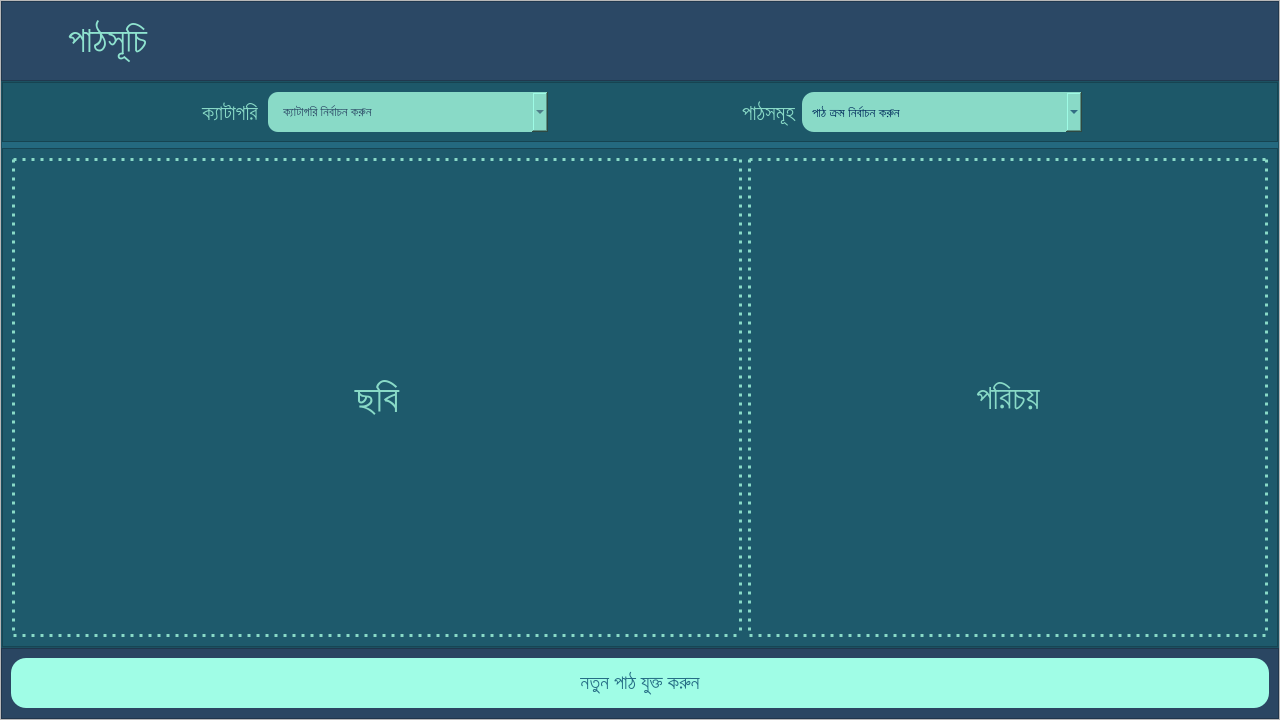
This is EmPower/Teacher/Frontend/PyQt_UI/HomePage.ui in ahmedfahad04/SPL-2 as Qt 5 draws it before an edit. The edited form follows.
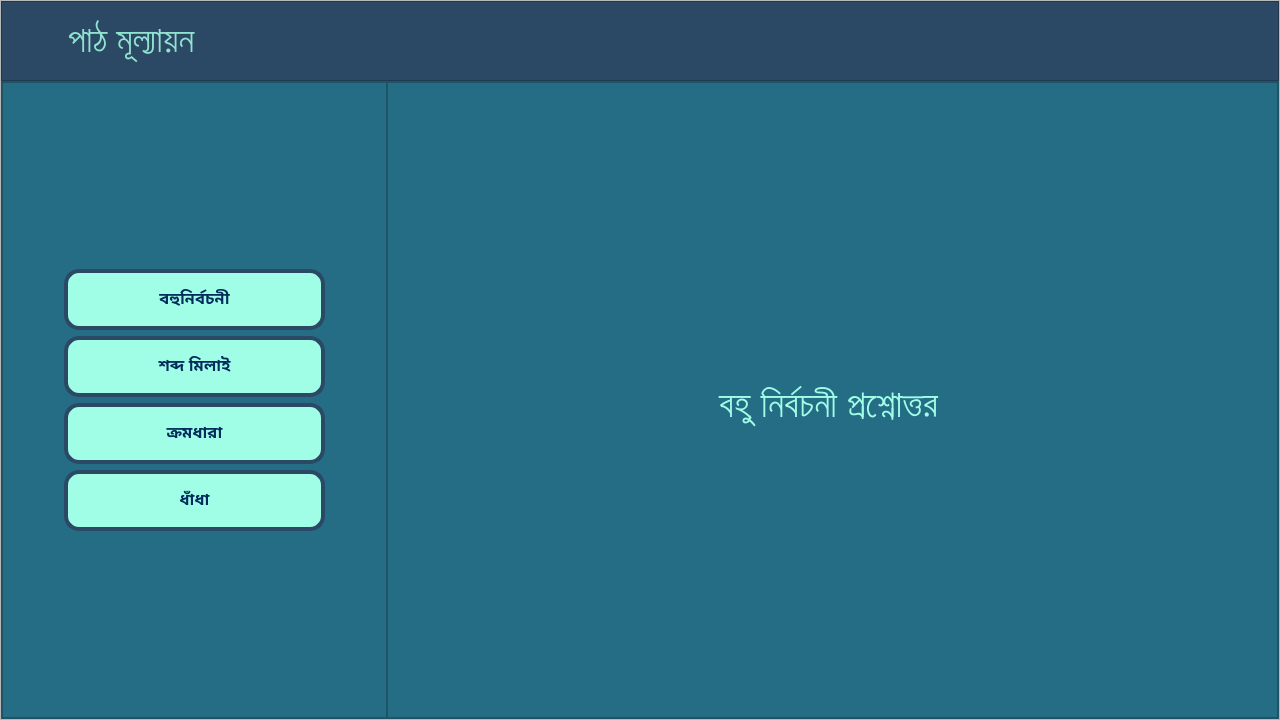
This is the edited form. The open tabs and pages were chosen to show the change. Icons and pictures are not drawn.

```diff
--- a/EmPower/Teacher/Frontend/PyQt_UI/HomePage.ui
+++ b/EmPower/Teacher/Frontend/PyQt_UI/HomePage.ui
@@ -26,10 +26,7 @@
      <height>720</height>
     </size>
    </property>
-   <layout class="QVBoxLayout" name="verticalLayout_3">
-    <property name="spacing">
-     <number>0</number>
-    </property>
+   <layout class="QHBoxLayout" name="horizontalLayout_14">
     <property name="leftMargin">
      <number>0</number>
     </property>
@@ -1335,7 +1332,7 @@
                  </size>
                 </property>
                 <property name="styleSheet">
-                 <string notr="true">background-color: rgb(29, 88, 105);
+                 <string notr="true">background-color: rgb(36, 105, 127);
 color: rgb(137, 218, 199);
 </string>
                 </property>
@@ -1507,7 +1504,7 @@
                  </size>
                 </property>
                 <property name="styleSheet">
-                 <string notr="true">background-color: rgb(30, 90, 108);</string>
+                 <string notr="true">background-color: rgb(36, 105, 127)</string>
                 </property>
                 <property name="frameShape">
                  <enum>QFrame::StyledPanel</enum>
@@ -1722,6 +1719,701 @@
         </item>
        </layout>
       </widget>
+      <widget class="QWidget" name="task_page">
+       <layout class="QVBoxLayout" name="verticalLayout_7">
+        <property name="leftMargin">
+         <number>0</number>
+        </property>
+        <property name="topMargin">
+         <number>0</number>
+        </property>
+        <property name="rightMargin">
+         <number>0</number>
+        </property>
+        <property name="bottomMargin">
+         <number>0</number>
+        </property>
+        <item>
+         <widget class="QFrame" name="evaluation_frame">
+          <property name="frameShape">
+           <enum>QFrame::StyledPanel</enum>
+          </property>
+          <property name="frameShadow">
+           <enum>QFrame::Raised</enum>
+          </property>
+          <layout class="QVBoxLayout" name="verticalLayout_3">
+           <property name="spacing">
+            <number>0</number>
+           </property>
+           <property name="leftMargin">
+            <number>0</number>
+           </property>
+           <property name="topMargin">
+            <number>0</number>
+           </property>
+           <property name="rightMargin">
+            <number>0</number>
+           </property>
+           <property name="bottomMargin">
+            <number>0</number>
+           </property>
+           <item>
+            <widget class="QFrame" name="top_frame_3">
+             <property name="minimumSize">
+              <size>
+               <width>1180</width>
+               <height>80</height>
+              </size>
+             </property>
+             <property name="maximumSize">
+              <size>
+               <width>16777215</width>
+               <height>80</height>
+              </size>
+             </property>
+             <property name="styleSheet">
+              <string notr="true">background-color: #2B4865;</string>
+             </property>
+             <property name="frameShape">
+              <enum>QFrame::StyledPanel</enum>
+             </property>
+             <property name="frameShadow">
+              <enum>QFrame::Raised</enum>
+             </property>
+             <layout class="QHBoxLayout" name="horizontalLayout_13">
+              <property name="leftMargin">
+               <number>0</number>
+              </property>
+              <property name="topMargin">
+               <number>0</number>
+              </property>
+              <property name="rightMargin">
+               <number>0</number>
+              </property>
+              <property name="bottomMargin">
+               <number>0</number>
+              </property>
+              <item>
+               <widget class="QPushButton" name="task_btn_back_to_home">
+                <property name="sizePolicy">
+                 <sizepolicy hsizetype="Preferred" vsizetype="Preferred">
+                  <horstretch>0</horstretch>
+                  <verstretch>0</verstretch>
+                 </sizepolicy>
+                </property>
+                <property name="minimumSize">
+                 <size>
+                  <width>0</width>
+                  <height>60</height>
+                 </size>
+                </property>
+                <property name="maximumSize">
+                 <size>
+                  <width>60</width>
+                  <height>60</height>
+                 </size>
+                </property>
+                <property name="baseSize">
+                 <size>
+                  <width>0</width>
+                  <height>4</height>
+                 </size>
+                </property>
+                <property name="font">
+                 <font>
+                  <pointsize>11</pointsize>
+                 </font>
+                </property>
+                <property name="cursor">
+                 <cursorShape>PointingHandCursor</cursorShape>
+                </property>
+                <property name="mouseTracking">
+                 <bool>true</bool>
+                </property>
+                <property name="styleSheet">
+                 <string notr="true">QPushButton {
+	background-color: #2B4865 #256D85;
+	border: none;
+}
+
+QPushButton:hover:!pressed
+{
+	background-color:  #256D85;
+	border-radius: 30px;
+}</string>
+                </property>
+                <property name="text">
+                 <string/>
+                </property>
+                <property name="icon">
+                 <iconset>
+                  <normaloff>../Images/back_icon.png</normaloff>../Images/back_icon.png</iconset>
+                </property>
+                <property name="iconSize">
+                 <size>
+                  <width>200</width>
+                  <height>200</height>
+                 </size>
+                </property>
+                <property name="autoDefault">
+                 <bool>false</bool>
+                </property>
+                <property name="default">
+                 <bool>false</bool>
+                </property>
+                <property name="flat">
+                 <bool>false</bool>
+                </property>
+               </widget>
+              </item>
+              <item>
+               <widget class="QLabel" name="lsn_lbl_headline_2">
+                <property name="font">
+                 <font>
+                  <family>Hind Siliguri Medium</family>
+                  <pointsize>27</pointsize>
+                 </font>
+                </property>
+                <property name="styleSheet">
+                 <string notr="true">color: #8FE3CF</string>
+                </property>
+                <property name="text">
+                 <string>পাঠ মূল্যায়ন</string>
+                </property>
+                <property name="alignment">
+                 <set>Qt::AlignLeading|Qt::AlignLeft|Qt::AlignVCenter</set>
+                </property>
+               </widget>
+              </item>
+             </layout>
+            </widget>
+           </item>
+           <item>
+            <widget class="QFrame" name="body">
+             <property name="styleSheet">
+              <string notr="true">background-color: rgb(37, 109, 133);</string>
+             </property>
+             <property name="frameShape">
+              <enum>QFrame::StyledPanel</enum>
+             </property>
+             <property name="frameShadow">
+              <enum>QFrame::Raised</enum>
+             </property>
+             <layout class="QHBoxLayout" name="horizontalLayout_16">
+              <property name="spacing">
+               <number>0</number>
+              </property>
+              <property name="leftMargin">
+               <number>0</number>
+              </property>
+              <property name="topMargin">
+               <number>0</number>
+              </property>
+              <property name="rightMargin">
+               <number>0</number>
+              </property>
+              <property name="bottomMargin">
+               <number>0</number>
+              </property>
+              <item>
+               <widget class="QFrame" name="eval_left_frame">
+                <property name="minimumSize">
+                 <size>
+                  <width>385</width>
+                  <height>636</height>
+                 </size>
+                </property>
+                <property name="styleSheet">
+                 <string notr="true"/>
+                </property>
+                <property name="frameShape">
+                 <enum>QFrame::StyledPanel</enum>
+                </property>
+                <property name="frameShadow">
+                 <enum>QFrame::Raised</enum>
+                </property>
+                <layout class="QGridLayout" name="gridLayout_5">
+                 <item row="0" column="1">
+                  <spacer name="verticalSpacer_3">
+                   <property name="orientation">
+                    <enum>Qt::Vertical</enum>
+                   </property>
+                   <property name="sizeHint" stdset="0">
+                    <size>
+                     <width>20</width>
+                     <height>164</height>
+                    </size>
+                   </property>
+                  </spacer>
+                 </item>
+                 <item row="1" column="0">
+                  <spacer name="horizontalSpacer_8">
+                   <property name="orientation">
+                    <enum>Qt::Horizontal</enum>
+                   </property>
+                   <property name="sizeHint" stdset="0">
+                    <size>
+                     <width>40</width>
+                     <height>20</height>
+                    </size>
+                   </property>
+                  </spacer>
+                 </item>
+                 <item row="1" column="1">
+                  <widget class="QPushButton" name="task_btn_mcq">
+                   <property name="minimumSize">
+                    <size>
+                     <width>261</width>
+                     <height>61</height>
+                    </size>
+                   </property>
+                   <property name="font">
+                    <font>
+                     <family>Hind Siliguri Medium</family>
+                     <pointsize>12</pointsize>
+                     <weight>75</weight>
+                     <bold>true</bold>
+                    </font>
+                   </property>
+                   <property name="cursor">
+                    <cursorShape>PointingHandCursor</cursorShape>
+                   </property>
+                   <property name="styleSheet">
+                    <string notr="true">QPushButton {
+background-color: rgb(160, 253, 230);
+color:  rgb(0, 43, 91) ;
+border-radius: 15px;
+border: 4px solid rgb(43, 72, 101);
+}
+
+QPushButton::hover:!pressed {
+	
+	background-color: rgb(143, 227, 207);
+	color: rgb(0, 43, 91);
+
+}</string>
+                   </property>
+                   <property name="text">
+                    <string>বহুনির্বচনী</string>
+                   </property>
+                   <property name="icon">
+                    <iconset>
+                     <normaloff>../Images/mcq.png</normaloff>../Images/mcq.png</iconset>
+                   </property>
+                   <property name="iconSize">
+                    <size>
+                     <width>25</width>
+                     <height>50</height>
+                    </size>
+                   </property>
+                  </widget>
+                 </item>
+                 <item row="1" column="2">
+                  <spacer name="horizontalSpacer_9">
+                   <property name="orientation">
+                    <enum>Qt::Horizontal</enum>
+                   </property>
+                   <property name="sizeHint" stdset="0">
+                    <size>
+                     <width>40</width>
+                     <height>20</height>
+                    </size>
+                   </property>
+                  </spacer>
+                 </item>
+                 <item row="2" column="0">
+                  <spacer name="horizontalSpacer_10">
+                   <property name="orientation">
+                    <enum>Qt::Horizontal</enum>
+                   </property>
+                   <property name="sizeHint" stdset="0">
+                    <size>
+                     <width>40</width>
+                     <height>20</height>
+                    </size>
+                   </property>
+                  </spacer>
+                 </item>
+                 <item row="2" column="1">
+                  <widget class="QPushButton" name="task_btn_matching">
+                   <property name="minimumSize">
+                    <size>
+                     <width>261</width>
+                     <height>61</height>
+                    </size>
+                   </property>
+                   <property name="font">
+                    <font>
+                     <family>Hind Siliguri Medium</family>
+                     <pointsize>12</pointsize>
+                     <weight>75</weight>
+                     <bold>true</bold>
+                    </font>
+                   </property>
+                   <property name="cursor">
+                    <cursorShape>PointingHandCursor</cursorShape>
+                   </property>
+                   <property name="styleSheet">
+                    <string notr="true">QPushButton {
+background-color: rgb(160, 253, 230);
+color:  rgb(0, 43, 91) ;
+border-radius: 15px;
+border: 4px solid rgb(43, 72, 101);
+}
+
+QPushButton::hover:!pressed {
+	
+	background-color: rgb(143, 227, 207);
+	color: rgb(0, 43, 91);
+
+}</string>
+                   </property>
+                   <property name="text">
+                    <string>শব্দ মিলাই</string>
+                   </property>
+                   <property name="icon">
+                    <iconset>
+                     <normaloff>../Images/connect_icon.png</normaloff>../Images/connect_icon.png</iconset>
+                   </property>
+                   <property name="iconSize">
+                    <size>
+                     <width>28</width>
+                     <height>50</height>
+                    </size>
+                   </property>
+                  </widget>
+                 </item>
+                 <item row="2" column="2">
+                  <spacer name="horizontalSpacer_13">
+                   <property name="orientation">
+                    <enum>Qt::Horizontal</enum>
+                   </property>
+                   <property name="sizeHint" stdset="0">
+                    <size>
+                     <width>40</width>
+                     <height>20</height>
+                    </size>
+                   </property>
+                  </spacer>
+                 </item>
+                 <item row="3" column="0">
+                  <spacer name="horizontalSpacer_11">
+                   <property name="orientation">
+                    <enum>Qt::Horizontal</enum>
+                   </property>
+                   <property name="sizeHint" stdset="0">
+                    <size>
+                     <width>40</width>
+                     <height>20</height>
+                    </size>
+                   </property>
+                  </spacer>
+                 </item>
+                 <item row="3" column="1">
+                  <widget class="QPushButton" name="task_btn_sequence">
+                   <property name="minimumSize">
+                    <size>
+                     <width>261</width>
+                     <height>61</height>
+                    </size>
+                   </property>
+                   <property name="font">
+                    <font>
+                     <family>Hind Siliguri Medium</family>
+                     <pointsize>12</pointsize>
+                     <weight>75</weight>
+                     <bold>true</bold>
+                    </font>
+                   </property>
+                   <property name="cursor">
+                    <cursorShape>PointingHandCursor</cursorShape>
+                   </property>
+                   <property name="styleSheet">
+                    <string notr="true">QPushButton {
+background-color: rgb(160, 253, 230);
+color:  rgb(0, 43, 91) ;
+border-radius: 15px;
+border: 4px solid rgb(43, 72, 101);
+}
+
+QPushButton::hover:!pressed {
+	
+	background-color: rgb(143, 227, 207);
+	color: rgb(0, 43, 91);
+
+}</string>
+                   </property>
+                   <property name="text">
+                    <string>ক্রমধারা</string>
+                   </property>
+                   <property name="icon">
+                    <iconset>
+                     <normaloff>../Images/sequence_icon.png</normaloff>../Images/sequence_icon.png</iconset>
+                   </property>
+                   <property name="iconSize">
+                    <size>
+                     <width>26</width>
+                     <height>50</height>
+                    </size>
+                   </property>
+                  </widget>
+                 </item>
+                 <item row="3" column="2">
+                  <spacer name="horizontalSpacer_14">
+                   <property name="orientation">
+                    <enum>Qt::Horizontal</enum>
+                   </property>
+                   <property name="sizeHint" stdset="0">
+                    <size>
+                     <width>40</width>
+                     <height>20</height>
+                    </size>
+                   </property>
+                  </spacer>
+                 </item>
+                 <item row="4" column="0">
+                  <spacer name="horizontalSpacer_12">
+                   <property name="orientation">
+                    <enum>Qt::Horizontal</enum>
+                   </property>
+                   <property name="sizeHint" stdset="0">
+                    <size>
+                     <width>40</width>
+                     <height>20</height>
+                    </size>
+                   </property>
+                  </spacer>
+                 </item>
+                 <item row="4" column="1">
+                  <widget class="QPushButton" name="task_btn_puzzle">
+                   <property name="minimumSize">
+                    <size>
+                     <width>261</width>
+                     <height>61</height>
+                    </size>
+                   </property>
+                   <property name="font">
+                    <font>
+                     <family>Hind Siliguri Medium</family>
+                     <pointsize>12</pointsize>
+                     <weight>75</weight>
+                     <bold>true</bold>
+                    </font>
+                   </property>
+                   <property name="cursor">
+                    <cursorShape>PointingHandCursor</cursorShape>
+                   </property>
+                   <property name="styleSheet">
+                    <string notr="true">QPushButton {
+background-color: rgb(160, 253, 230);
+color:  rgb(0, 43, 91) ;
+border-radius: 15px;
+border: 4px solid rgb(43, 72, 101);
+}
+
+QPushButton::hover:!pressed {
+	
+	background-color: rgb(143, 227, 207);
+	color: rgb(0, 43, 91);
+
+}</string>
+                   </property>
+                   <property name="text">
+                    <string>ধাঁধা</string>
+                   </property>
+                   <property name="icon">
+                    <iconset>
+                     <normaloff>../Images/puzzle_icon.png</normaloff>../Images/puzzle_icon.png</iconset>
+                   </property>
+                   <property name="iconSize">
+                    <size>
+                     <width>20</width>
+                     <height>30</height>
+                    </size>
+                   </property>
+                  </widget>
+                 </item>
+                 <item row="4" column="2">
+                  <spacer name="horizontalSpacer_15">
+                   <property name="orientation">
+                    <enum>Qt::Horizontal</enum>
+                   </property>
+                   <property name="sizeHint" stdset="0">
+                    <size>
+                     <width>40</width>
+                     <height>20</height>
+                    </size>
+                   </property>
+                  </spacer>
+                 </item>
+                 <item row="5" column="1">
+                  <spacer name="verticalSpacer_4">
+                   <property name="orientation">
+                    <enum>Qt::Vertical</enum>
+                   </property>
+                   <property name="sizeHint" stdset="0">
+                    <size>
+                     <width>20</width>
+                     <height>163</height>
+                    </size>
+                   </property>
+                  </spacer>
+                 </item>
+                </layout>
+               </widget>
+              </item>
+              <item>
+               <widget class="QFrame" name="eval_right_frame">
+                <property name="minimumSize">
+                 <size>
+                  <width>891</width>
+                  <height>621</height>
+                 </size>
+                </property>
+                <property name="styleSheet">
+                 <string notr="true"/>
+                </property>
+                <property name="frameShape">
+                 <enum>QFrame::StyledPanel</enum>
+                </property>
+                <property name="frameShadow">
+                 <enum>QFrame::Raised</enum>
+                </property>
+                <layout class="QGridLayout" name="gridLayout_6">
+                 <property name="leftMargin">
+                  <number>0</number>
+                 </property>
+                 <property name="topMargin">
+                  <number>0</number>
+                 </property>
+                 <property name="rightMargin">
+                  <number>0</number>
+                 </property>
+                 <property name="bottomMargin">
+                  <number>0</number>
+                 </property>
+                 <item row="0" column="0">
+                  <widget class="QStackedWidget" name="evalstackwidget">
+                   <property name="currentIndex">
+                    <number>0</number>
+                   </property>
+                   <widget class="QWidget" name="mcq_page">
+                    <widget class="QLabel" name="task_lbl_mcq">
+                     <property name="geometry">
+                      <rect>
+                       <x>20</x>
+                       <y>30</y>
+                       <width>841</width>
+                       <height>581</height>
+                      </rect>
+                     </property>
+                     <property name="font">
+                      <font>
+                       <pointsize>28</pointsize>
+                      </font>
+                     </property>
+                     <property name="styleSheet">
+                      <string notr="true">color: rgb(160, 253, 230);</string>
+                     </property>
+                     <property name="text">
+                      <string>বহু নির্বচনী প্রশ্নোত্তর</string>
+                     </property>
+                     <property name="alignment">
+                      <set>Qt::AlignCenter</set>
+                     </property>
+                    </widget>
+                   </widget>
+                   <widget class="QWidget" name="dragdrop_page">
+                    <widget class="QLabel" name="task_lbl_matching">
+                     <property name="geometry">
+                      <rect>
+                       <x>30</x>
+                       <y>10</y>
+                       <width>841</width>
+                       <height>581</height>
+                      </rect>
+                     </property>
+                     <property name="font">
+                      <font>
+                       <pointsize>28</pointsize>
+                      </font>
+                     </property>
+                     <property name="styleSheet">
+                      <string notr="true">color: rgb(160, 253, 230);</string>
+                     </property>
+                     <property name="text">
+                      <string>শব্দ মিলাই</string>
+                     </property>
+                     <property name="alignment">
+                      <set>Qt::AlignCenter</set>
+                     </property>
+                    </widget>
+                   </widget>
+                   <widget class="QWidget" name="sequence_page">
+                    <widget class="QLabel" name="task_lbl_sequencing">
+                     <property name="geometry">
+                      <rect>
+                       <x>30</x>
+                       <y>40</y>
+                       <width>841</width>
+                       <height>581</height>
+                      </rect>
+                     </property>
+                     <property name="font">
+                      <font>
+                       <pointsize>28</pointsize>
+                      </font>
+                     </property>
+                     <property name="styleSheet">
+                      <string notr="true">color: rgb(160, 253, 230);</string>
+                     </property>
+                     <property name="text">
+                      <string>ক্রমধারা</string>
+                     </property>
+                     <property name="alignment">
+                      <set>Qt::AlignCenter</set>
+                     </property>
+                    </widget>
+                   </widget>
+                   <widget class="QWidget" name="puzzle_page">
+                    <widget class="QLabel" name="task_lbl_puzzle">
+                     <property name="geometry">
+                      <rect>
+                       <x>20</x>
+                       <y>30</y>
+                       <width>841</width>
+                       <height>581</height>
+                      </rect>
+                     </property>
+                     <property name="font">
+                      <font>
+                       <pointsize>28</pointsize>
+                      </font>
+                     </property>
+                     <property name="styleSheet">
+                      <string notr="true">color: rgb(160, 253, 230);</string>
+                     </property>
+                     <property name="text">
+                      <string>ধাঁধা</string>
+                     </property>
+                     <property name="alignment">
+                      <set>Qt::AlignCenter</set>
+                     </property>
+                    </widget>
+                   </widget>
+                  </widget>
+                 </item>
+                </layout>
+               </widget>
+              </item>
+             </layout>
+            </widget>
+           </item>
+          </layout>
+         </widget>
+        </item>
+       </layout>
+      </widget>
      </widget>
     </item>
    </layout>
```
Left out of the diff: 10 changed lines with no effect on the pictures.
